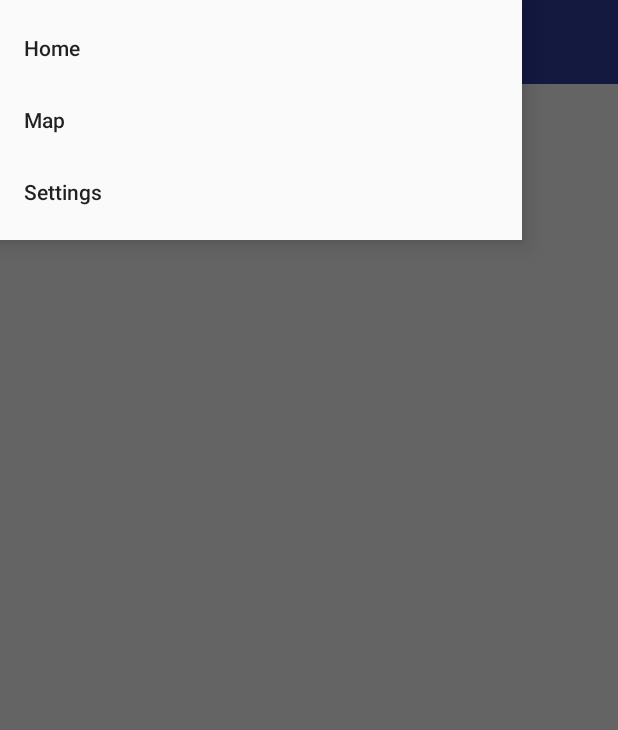
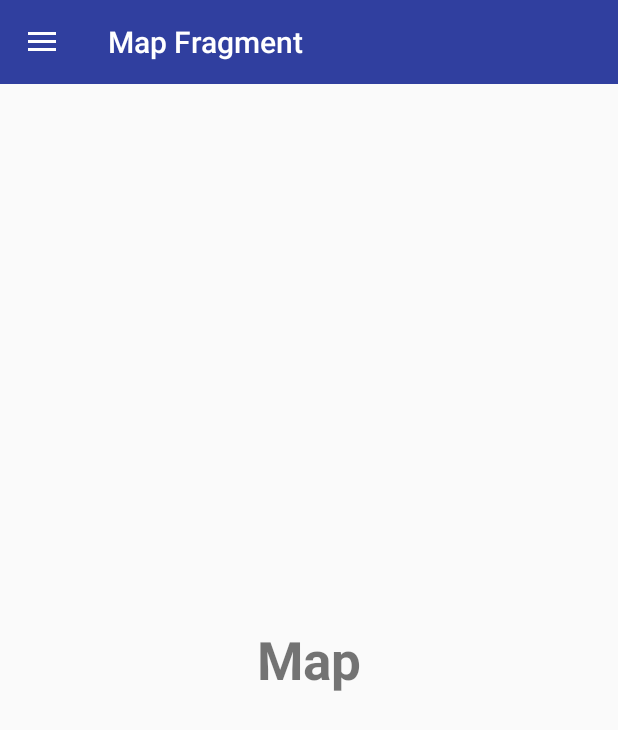
Before and after one commit to Coud95/UEKinfo, an Android app: the screen it shows after launch (MainActivity), in the side drawer, after a tap on "Map", on a phone screen of 412 x 824 dp. Shown: the top 730 px of the screen. Run offline under Robolectric (Android 15) with nearby library versions, the phone set to English and light mode, and no system bars.

Commit message:
hamburger menu added with buttons and fragments

```diff
--- a/app/build.gradle
+++ b/app/build.gradle
@@ -27,5 +27,6 @@ dependencies {
     compile 'com.android.support:appcompat-v7:25.3.1'
     compile 'com.android.support:design:25.3.1'
     compile 'com.android.support.constraint:constraint-layout:1.0.2'
+    compile 'com.android.support:support-v4:25.3.1'
     testCompile 'junit:junit:4.12'
 }
--- /dev/null
+++ b/app/src/main/java/pl/coud/uekinfo/HomeFragment.java
@@ -0,0 +1,29 @@
+package pl.coud.uekinfo;
+
+
+import android.os.Bundle;
+import android.support.v4.app.Fragment;
+import android.view.LayoutInflater;
+import android.view.View;
+import android.view.ViewGroup;
+
+
+/**
+ * A simple {@link Fragment} subclass.
+ */
+public class HomeFragment extends Fragment {
+
+
+    public HomeFragment() {
+        // Required empty public constructor
+    }
+
+
+    @Override
+    public View onCreateView(LayoutInflater inflater, ViewGroup container,
+                             Bundle savedInstanceState) {
+        // Inflate the layout for this fragment
+        return inflater.inflate(R.layout.fragment_home, container, false);
+    }
+
+}
--- a/app/src/main/java/pl/coud/uekinfo/MainActivity.java
+++ b/app/src/main/java/pl/coud/uekinfo/MainActivity.java
@@ -1,17 +1,77 @@
 package pl.coud.uekinfo;
 
+import android.support.annotation.NonNull;
+import android.support.annotation.Nullable;
+import android.support.design.widget.NavigationView;
+import android.support.v4.app.FragmentTransaction;
+import android.support.v4.widget.DrawerLayout;
+import android.support.v7.app.ActionBarDrawerToggle;
 import android.support.v7.app.AppCompatActivity;
 import android.os.Bundle;
 import android.support.v7.widget.Toolbar;
+import android.view.MenuItem;
 
 public class MainActivity extends AppCompatActivity {
     Toolbar toolbar;
+    DrawerLayout drawerLayour;
+    ActionBarDrawerToggle actionBarDrawerToggle;
+    FragmentTransaction fragmentTransaction;
+    NavigationView navigationView;
 
     @Override
     protected void onCreate(Bundle savedInstanceState) {
         super.onCreate(savedInstanceState);
         setContentView(R.layout.activity_main);
-        toolbar = (Toolbar)findViewById(R.id.toolbar);
+        toolbar = (Toolbar) findViewById(R.id.toolbar);
         setSupportActionBar(toolbar);
+        drawerLayour = (DrawerLayout) findViewById(R.id.drawer_layout);
+        actionBarDrawerToggle = new ActionBarDrawerToggle(this, drawerLayour, toolbar, R.string.drawer_open, R.string.drawer_close);
+        drawerLayour.addDrawerListener(actionBarDrawerToggle);
+
+        fragmentTransaction = getSupportFragmentManager().beginTransaction();
+        fragmentTransaction.add(R.id.main_container, new HomeFragment());
+        fragmentTransaction.commit();
+        getSupportActionBar().setTitle("Home Fragment");
+        navigationView = (NavigationView)findViewById(R.id.navigation_view);
+        navigationView.setNavigationItemSelectedListener(new NavigationView.OnNavigationItemSelectedListener() {
+            @Override
+            public boolean onNavigationItemSelected(@NonNull MenuItem item) {
+                switch(item.getItemId()){
+                    case R.id.home_id:
+                        fragmentTransaction = getSupportFragmentManager().beginTransaction();
+                        fragmentTransaction.replace(R.id.main_container, new HomeFragment());
+                        fragmentTransaction.commit();
+                        getSupportActionBar().setTitle("Home Fragment");
+                        item.setChecked(true);
+                        drawerLayour.closeDrawers();
+                        break;
+
+                    case R.id.settings_id:
+                        fragmentTransaction = getSupportFragmentManager().beginTransaction();
+                        fragmentTransaction.replace(R.id.main_container, new SettingsFragment());
+                        fragmentTransaction.commit();
+                        getSupportActionBar().setTitle("Settings Fragment");
+                        item.setChecked(true);
+                        drawerLayour.closeDrawers();
+                        break;
+
+                    case R.id.map_id:
+                        fragmentTransaction = getSupportFragmentManager().beginTransaction();
+                        fragmentTransaction.replace(R.id.main_container, new MapFragment());
+                        fragmentTransaction.commit();
+                        getSupportActionBar().setTitle("Map Fragment");
+                        item.setChecked(true);
+                        drawerLayour.closeDrawers();
+                        break;
+                }
+                return true;
+            }
+        });
+    }
+
+    @Override
+    protected void onPostCreate(@Nullable Bundle savedInstanceState) {
+        super.onPostCreate(savedInstanceState);
+        actionBarDrawerToggle.syncState();
     }
 }
--- /dev/null
+++ b/app/src/main/java/pl/coud/uekinfo/MapFragment.java
@@ -0,0 +1,30 @@
+package pl.coud.uekinfo;
+
+
+import android.os.Bundle;
+import android.support.v4.app.Fragment;
+import android.view.LayoutInflater;
+import android.view.View;
+import android.view.ViewGroup;
+
+import pl.coud.uekinfo.R;
+
+/**
+ * A simple {@link Fragment} subclass.
+ */
+public class MapFragment extends Fragment {
+
+
+    public MapFragment() {
+        // Required empty public constructor
+    }
+
+
+    @Override
+    public View onCreateView(LayoutInflater inflater, ViewGroup container,
+                             Bundle savedInstanceState) {
+        // Inflate the layout for this fragment
+        return inflater.inflate(R.layout.fragment_map, container, false);
+    }
+
+}
--- a/app/src/main/res/layout/activity_main.xml
+++ b/app/src/main/res/layout/activity_main.xml
@@ -2,6 +2,7 @@
 <android.support.v4.widget.DrawerLayout xmlns:android="http://schemas.android.com/apk/res/android"
     xmlns:app="http://schemas.android.com/apk/res-auto"
     xmlns:tools="http://schemas.android.com/tools"
+    android:id="@+id/drawer_layout"
     android:layout_width="match_parent"
     android:layout_height="match_parent"
     tools:context="pl.coud.uekinfo.MainActivity">
@@ -10,19 +11,40 @@
         android:layout_width="match_parent"
         android:layout_height="match_parent"
         android:orientation="vertical">
+
         <include
-           android:layout_height="wrap_content"
+            layout="@layout/toolbar_layout"
             android:layout_width="match_parent"
-           layout="@layout/toolbar_layout" />
+            android:layout_height="wrap_content" />
+
+        <FrameLayout
+            android:id="@+id/main_container"
+            android:layout_width="match_parent"
+            android:layout_height="match_parent">
+
+        </FrameLayout>
+
+        <FrameLayout
+            android:id="@+id/settings_container"
+            android:layout_width="match_parent"
+            android:layout_height="match_parent">
+
+        </FrameLayout>
+
+        <FrameLayout
+            android:id="@+id/map_container"
+            android:layout_width="match_parent"
+            android:layout_height="match_parent">
+
+        </FrameLayout>
 
     </LinearLayout>
 
     <android.support.design.widget.NavigationView
+        android:id="@+id/navigation_view"
         android:layout_width="match_parent"
         android:layout_height="wrap_content"
-        android:id="@+id/navigation_view"
         android:layout_gravity="start"
-        app:menu="@menu/drawer_menu"
-    >
-    </android.support.design.widget.NavigationView>
+        app:headerLayout="@layout/navigation_drawer_header"
+        app:menu="@menu/drawer_menu"></android.support.design.widget.NavigationView>
 </android.support.v4.widget.DrawerLayout>
--- /dev/null
+++ b/app/src/main/res/layout/fragment_map.xml
@@ -0,0 +1,17 @@
+<FrameLayout xmlns:android="http://schemas.android.com/apk/res/android"
+    xmlns:tools="http://schemas.android.com/tools"
+    android:layout_width="match_parent"
+    android:layout_height="match_parent"
+    tools:context=".MapFragment">
+
+    <!-- TODO: Update blank fragment layout -->
+    <TextView
+        android:layout_width="match_parent"
+        android:layout_height="match_parent"
+        android:text="Map"
+        android:gravity="center"
+        android:textSize="35dp"
+        android:textStyle="bold"
+        />
+
+</FrameLayout>
--- a/app/src/main/res/menu/drawer_menu.xml
+++ b/app/src/main/res/menu/drawer_menu.xml
@@ -15,4 +15,12 @@
             android:title="Settings"
             ></item>
     </group>
+    <item android:title="test">
+        <menu>
+            <item
+                android:id="@+id/year_id"
+                android:title="Year"
+                ></item>
+        </menu>
+    </item>
 </menu>
--- a/app/src/main/res/values/strings.xml
+++ b/app/src/main/res/values/strings.xml
@@ -1,3 +1,9 @@
 <resources>
     <string name="app_name">UEKinfo</string>
+    <string name="drawer_open">drawer open</string>
+    <string name="drawer_close">drawer close</string>
+
+    <!-- TODO: Remove or change this placeholder text -->
+    <string name="hello_blank_fragment">Hello blank fragment</string>
+    <string name="uekinfo">UEKinfo</string>
 </resources>
```
Also changed, not shown: app/src/main/java/pl/coud/uekinfo/SettingsFragment.java (added, +29 -0 lines), app/src/main/res/layout/fragment_home.xml (added, +17 -0 lines), app/src/main/res/layout/fragment_settings.xml (added, +17 -0 lines), app/src/main/res/layout/navigation_drawer_header.xml (added, +12 -0 lines). Lines whose indentation alone changed are shown as unchanged.
